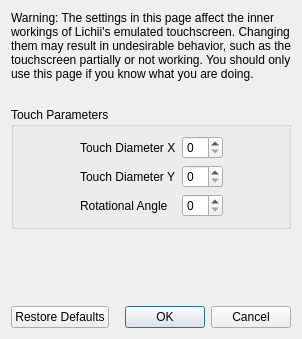
The window that src/lichii/configuration/configure_touchscreen_advanced.ui (karimalsalah/guarana) describes before a commit, drawn with Qt 5.
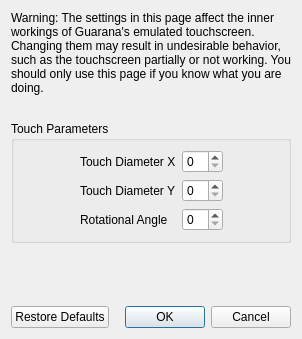
The same window after the commit.

Commit message:
frontend: rebrand player-visible Lichii to Guarana
Program names guarana/guarana-cli, user data folder guarana with a
copy-only first-start migration from lichii (staged, rolled back on
failure, old folder untouched), user-visible strings, translations,
Windows version info, installer, desktop/metainfo/Info.plist, icons
from the Guarana brand artwork. Internal identifiers, LICHII_* options,
namespaces and file names are unchanged.

Diff of the .ui file:
```diff
--- a/src/lichii/configuration/configure_touchscreen_advanced.ui
+++ b/src/lichii/configuration/configure_touchscreen_advanced.ui
@@ -23,7 +23,7 @@
       </size>
      </property>
      <property name="text">
-      <string>Warning: The settings in this page affect the inner workings of Lichii's emulated touchscreen. Changing them may result in undesirable behavior, such as the touchscreen partially or not working. You should only use this page if you know what you are doing.</string>
+      <string>Warning: The settings in this page affect the inner workings of Guarana's emulated touchscreen. Changing them may result in undesirable behavior, such as the touchscreen partially or not working. You should only use this page if you know what you are doing.</string>
      </property>
      <property name="wordWrap">
       <bool>true</bool>
```
The commit also changes 96 other files.
